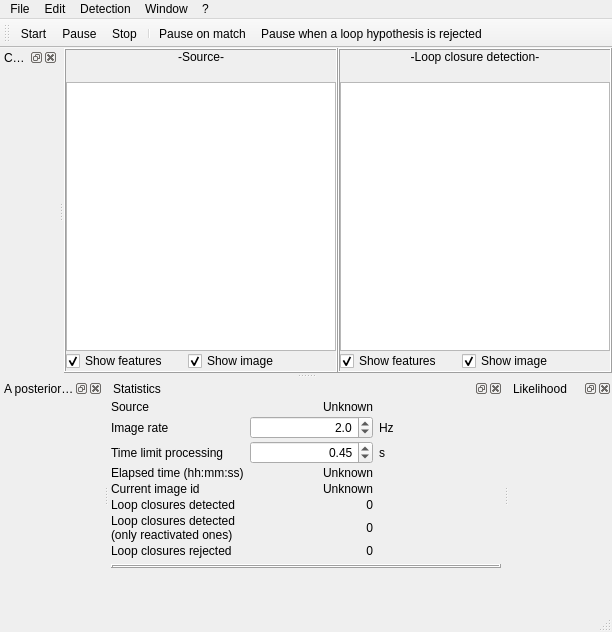
Before: the Qt Designer form guilib/src/ui/mainWindow.ui in introlab/rtabmap, drawn with Qt 5.
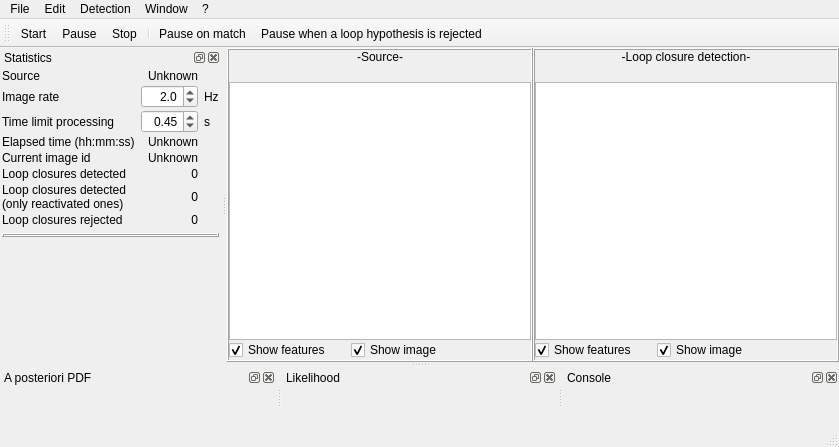
After: the same form once the commit is applied. Icons and pictures are not drawn. Custom widgets are drawn as their Qt base class.

Commit message: Fixed mainWindow layout on new startup

```diff
--- a/guilib/src/ui/mainWindow.ui
+++ b/guilib/src/ui/mainWindow.ui
@@ -6,8 +6,8 @@
    <rect>
     <x>0</x>
     <y>0</y>
-    <width>612</width>
-    <height>632</height>
+    <width>839</width>
+    <height>447</height>
    </rect>
   </property>
   <property name="windowTitle">
@@ -265,8 +265,8 @@
     <rect>
      <x>0</x>
      <y>0</y>
-     <width>612</width>
-     <height>22</height>
+     <width>839</width>
+     <height>23</height>
     </rect>
    </property>
    <widget class="QMenu" name="menuFile">
@@ -394,7 +394,7 @@
     <string>Statistics</string>
    </property>
    <attribute name="dockWidgetArea">
-    <number>8</number>
+    <number>1</number>
    </attribute>
    <widget class="QWidget" name="dockWidgetContents_3">
     <layout class="QVBoxLayout" name="verticalLayout_8">
@@ -647,7 +647,7 @@
     <string>Console</string>
    </property>
    <attribute name="dockWidgetArea">
-    <number>1</number>
+    <number>8</number>
    </attribute>
    <widget class="QWidget" name="dockWidgetContents_2">
     <layout class="QVBoxLayout" name="verticalLayout_5">
```
Left out of the diff: 4 changed lines with no effect on the pictures.
